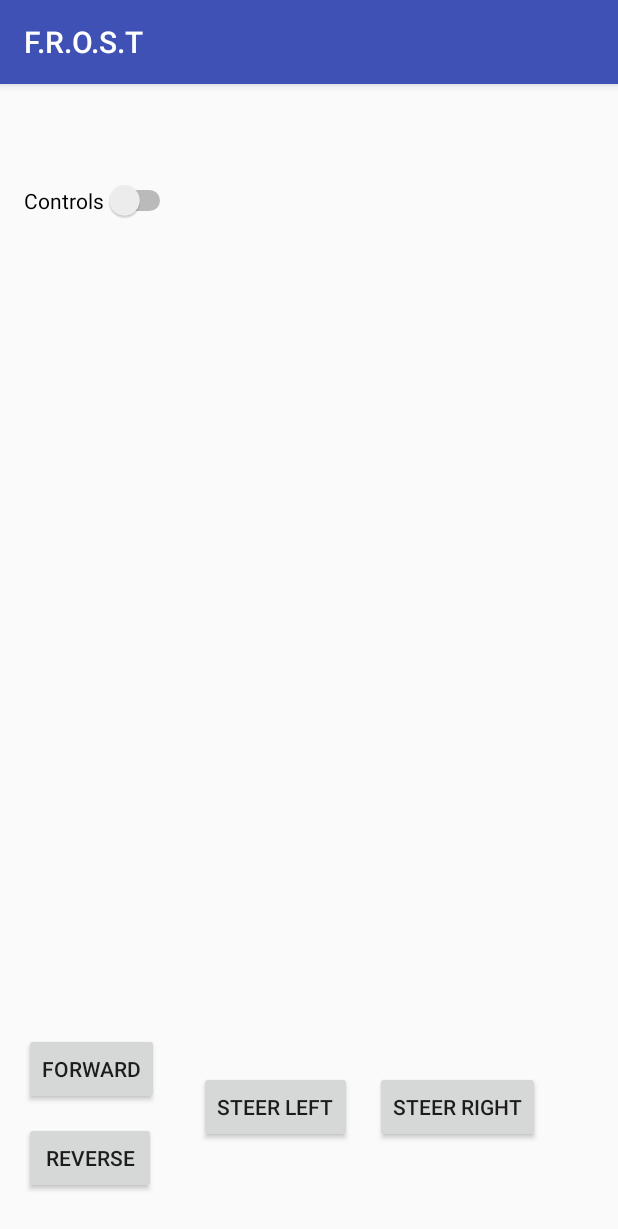
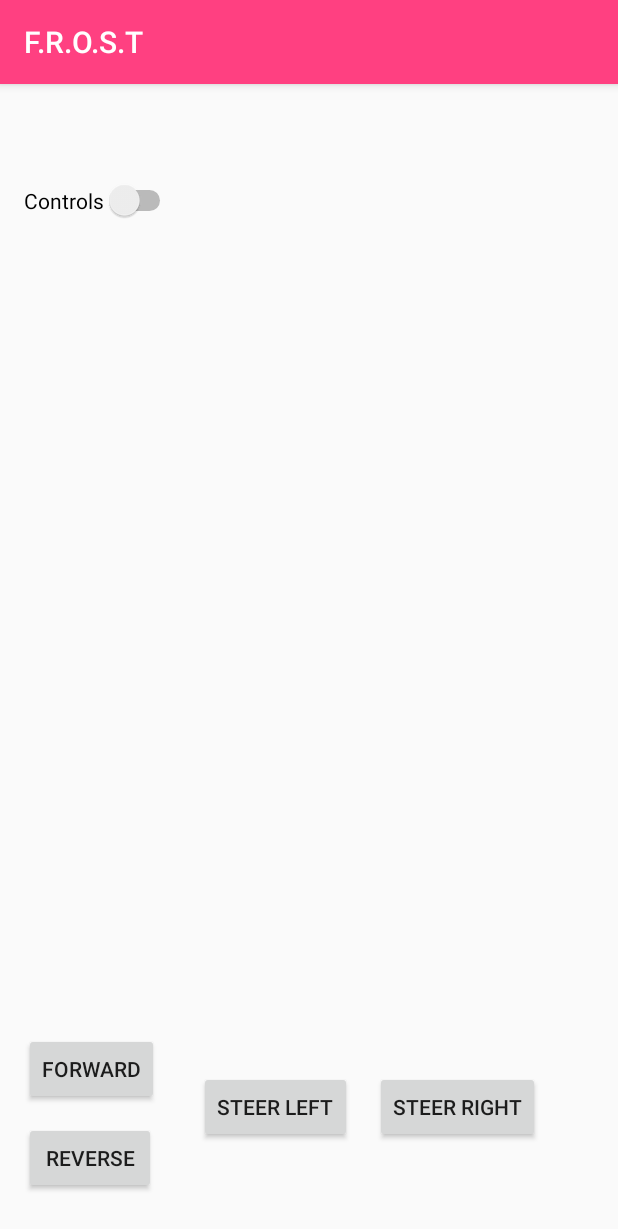
Before and after one commit to DIT524-V17/group-7, an Android app: the screen it shows after launch (MainActivity), on a phone screen of 412 x 824 dp. Shown: the top 1229 px of the screen. Run offline under Robolectric (Android 15) with nearby library versions, the phone set to English and light mode, and no system bars.

Commit message:
Updated UI

```diff
--- a/F.R.O.S.T/app/src/main/res/layout-land/activity_main.xml
+++ b/F.R.O.S.T/app/src/main/res/layout-land/activity_main.xml
@@ -38,14 +38,6 @@
         android:layout_above="@+id/button2"
         android:layout_alignEnd="@+id/switch1" />
 
-    <ImageView
-        android:layout_width="wrap_content"
-        android:layout_height="wrap_content"
-        app:srcCompat="@mipmap/ic_launcher"
-        android:id="@+id/imageView"
-        android:layout_alignParentTop="true"
-        android:layout_alignParentEnd="true" />
-
     <Button
         android:text="Reverse"
         android:layout_width="wrap_content"
@@ -64,4 +56,12 @@
         android:layout_alignBaseline="@+id/button2"
         android:layout_alignBottom="@+id/button2"
         android:layout_toStartOf="@+id/button4" />
+
+    <ImageView
+        android:layout_width="wrap_content"
+        android:layout_height="wrap_content"
+        app:srcCompat="@mipmap/ic_launcher"
+        android:id="@+id/imageView"
+        android:layout_alignParentTop="true"
+        android:layout_alignParentEnd="true" />
 </RelativeLayout>
--- a/F.R.O.S.T/app/src/main/res/values/colors.xml
+++ b/F.R.O.S.T/app/src/main/res/values/colors.xml
@@ -2,5 +2,5 @@
 <resources>
     <color name="colorPrimary">#3F51B5</color>
     <color name="colorPrimaryDark">#303F9F</color>
-    <color name="colorAccent">#FF4081</color>
+    <color name="colorAccent">#ff4081</color>
 </resources>
--- a/F.R.O.S.T/app/src/main/res/values/styles.xml
+++ b/F.R.O.S.T/app/src/main/res/values/styles.xml
@@ -3,8 +3,8 @@
     <!-- Base application theme. -->
     <style name="AppTheme" parent="Theme.AppCompat.Light.DarkActionBar">
         <!-- Customize your theme here. -->
-        <item name="colorPrimary">@color/colorPrimary</item>
-        <item name="colorPrimaryDark">@color/colorPrimaryDark</item>
+        <item name="colorPrimary">@color/colorAccent</item>
+        <item name="colorPrimaryDark">@color/colorAccent</item>
         <item name="colorAccent">@color/colorAccent</item>
     </style>
 
```
